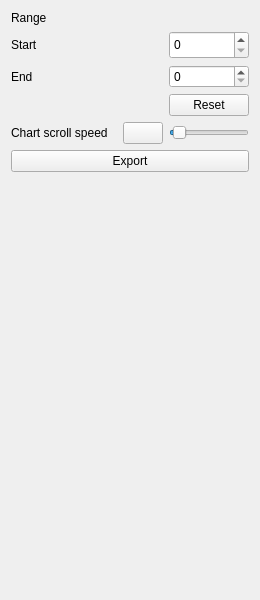
Qt form Alames/forms/leftwidget.ui (KLZ-0/Alames) before a commit.
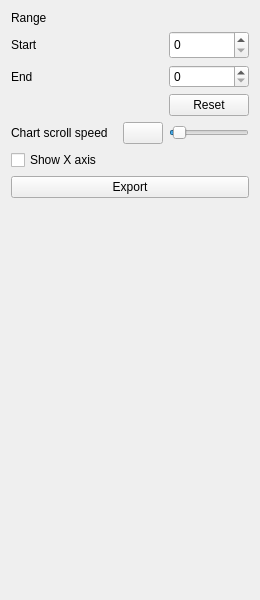
The same form after that commit.

The edit to the form file:
```diff
--- a/Alames/forms/leftwidget.ui
+++ b/Alames/forms/leftwidget.ui
@@ -49,6 +49,13 @@
     </widget>
    </item>
    <item row="6" column="0" colspan="3">
+    <widget class="QPushButton" name="exportButton">
+     <property name="text">
+      <string>Export</string>
+     </property>
+    </widget>
+   </item>
+   <item row="7" column="0" colspan="3">
     <spacer name="verticalSpacer">
      <property name="orientation">
       <enum>Qt::Vertical</enum>
@@ -175,9 +182,9 @@
     </widget>
    </item>
    <item row="5" column="0" colspan="3">
-    <widget class="QPushButton" name="exportButton">
+    <widget class="QCheckBox" name="showXCheckBox">
      <property name="text">
-      <string>Export</string>
+      <string>Show X axis</string>
      </property>
     </widget>
    </item>
```
Left out of the diff: 140 changed lines with no effect on the pictures.
